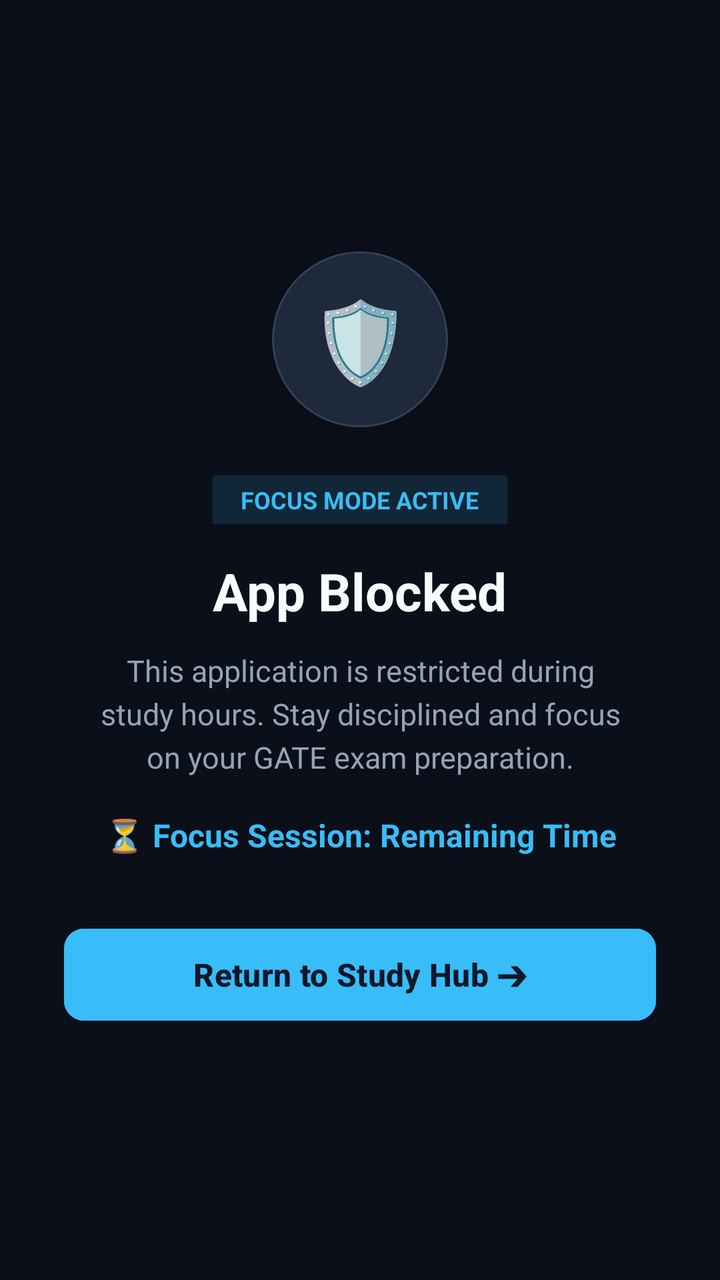
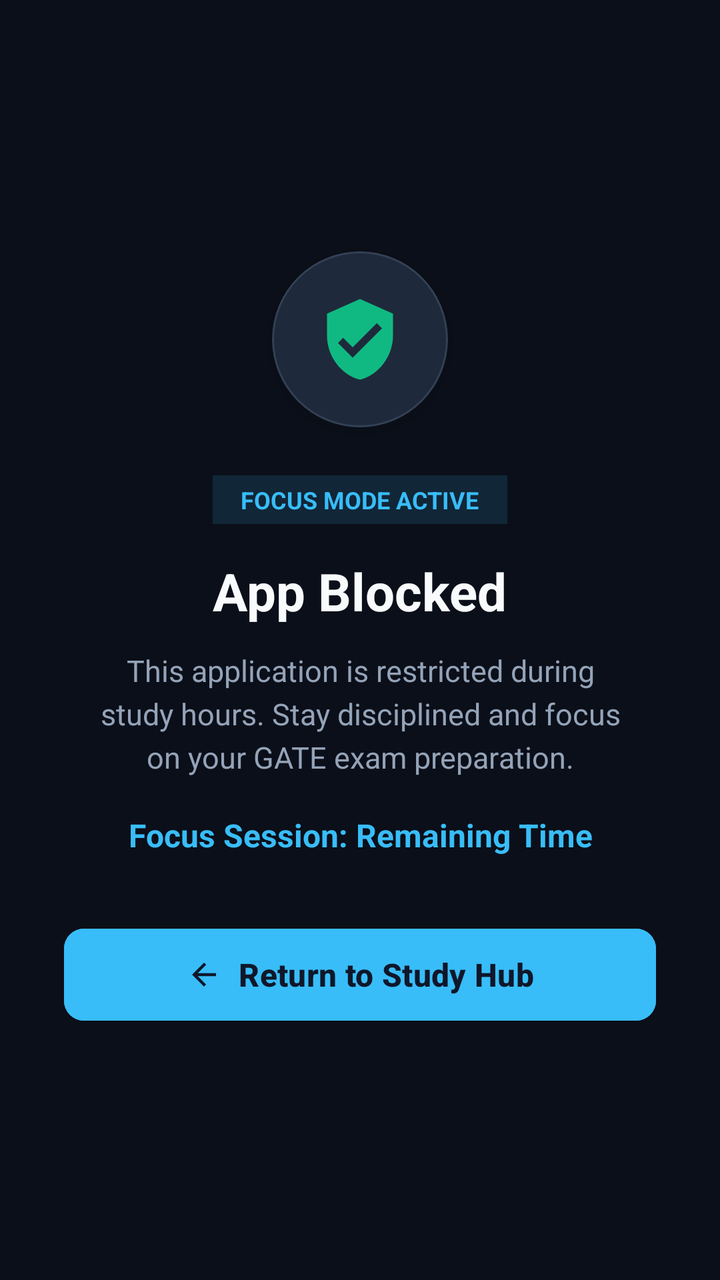

Two renders of the same Android screen: before a commit and after it. Below are the layout's source before the change and the commit's diff.
<!-- AndroidManifest.xml: activity theme Theme.GateFocus -->
<!-- res/layout/activity_blocked_app.xml -->
<?xml version="1.0" encoding="utf-8"?>
<LinearLayout xmlns:android="http://schemas.android.com/apk/res/android"
    xmlns:app="http://schemas.android.com/apk/res-auto"
    android:layout_width="match_parent"
    android:layout_height="match_parent"
    android:background="@color/background"
    android:gravity="center"
    android:orientation="vertical"
    android:padding="32dp">

    
    <com.google.android.material.card.MaterialCardView
        android:layout_width="88dp"
        android:layout_height="88dp"
        android:backgroundTint="@color/card_bg"
        app:cardCornerRadius="44dp"
        app:cardElevation="4dp"
        app:strokeColor="@color/card_border"
        app:strokeWidth="1dp">

        <TextView
            android:layout_width="match_parent"
            android:layout_height="match_parent"
            android:gravity="center"
            android:text="🛡️"
            android:textSize="40sp" />
    </com.google.android.material.card.MaterialCardView>

    
    <TextView
        android:id="@+id/tvBlockedBadge"
        android:layout_width="wrap_content"
        android:layout_height="wrap_content"
        android:layout_marginTop="24dp"
        android:background="#2238BDF8"
        android:paddingHorizontal="14dp"
        android:paddingVertical="4dp"
        android:text="FOCUS MODE ACTIVE"
        android:textColor="@color/accent"
        android:textSize="12sp"
        android:textStyle="bold" />

    
    <TextView
        android:id="@+id/tvBlockedAppName"
        android:layout_width="wrap_content"
        android:layout_height="wrap_content"
        android:layout_marginTop="16dp"
        android:gravity="center"
        android:text="App Blocked"
        android:textColor="@color/text_primary"
        android:textSize="26sp"
        android:textStyle="bold" />

    
    <TextView
        android:id="@+id/tvBlockedMessage"
        android:layout_width="wrap_content"
        android:layout_height="wrap_content"
        android:layout_marginTop="12dp"
        android:gravity="center"
        android:lineSpacingExtra="4dp"
        android:paddingHorizontal="16dp"
        android:text="This application is restricted during study hours. Stay disciplined and focus on your GATE exam preparation."
        android:textColor="@color/text_secondary"
        android:textSize="15sp" />

    
    <TextView
        android:id="@+id/tvBlockedTimer"
        android:layout_width="wrap_content"
        android:layout_height="wrap_content"
        android:layout_marginTop="18dp"
        android:gravity="center"
        android:text="⏳ Focus Session: Remaining Time"
        android:textColor="@color/accent"
        android:textSize="16sp"
        android:textStyle="bold" />

    
    <com.google.android.material.button.MaterialButton
        android:id="@+id/btnReturnToStudy"
        android:layout_width="match_parent"
        android:layout_height="54dp"
        android:layout_marginTop="32dp"
        android:backgroundTint="@color/accent"
        android:text="Return to Study Hub ➔"
        android:textColor="@color/primary_dark"
        android:textSize="16sp"
        android:textStyle="bold"
        app:cornerRadius="10dp" />

</LinearLayout>
<!-- resources referenced by this layout -->
<resources>
  <color name="accent">#38BDF8</color>
  <color name="background">#0B0F19</color>
  <color name="card_bg">#1E293B</color>
  <color name="card_border">#334155</color>
  <color name="primary_dark">#0F172A</color>
  <color name="text_primary">#F8FAFC</color>
  <color name="text_secondary">#94A3B8</color>
  <style name="Theme.GateFocus" parent="Theme.Material3.Dark.NoActionBar">
          <item name="android:statusBarColor">@color/background</item>
          <item name="android:windowBackground">@color/background</item>
          <item name="colorPrimary">@color/accent</item>
      </style>
</resources>

<!-- the commit's change to res/layout/activity_blocked_app.xml (unified diff, before → after) -->
@@ -18,12 +18,11 @@
         app:strokeColor="@color/card_border"
         app:strokeWidth="1dp">
 
-        <TextView
-            android:layout_width="match_parent"
-            android:layout_height="match_parent"
-            android:gravity="center"
-            android:text="🛡️"
-            android:textSize="40sp" />
+        <ImageView
+            android:layout_width="44dp"
+            android:layout_height="44dp"
+            android:layout_gravity="center"
+            android:src="@drawable/ic_shield" />
     </com.google.android.material.card.MaterialCardView>
 
     
@@ -72,7 +71,7 @@
         android:layout_height="wrap_content"
         android:layout_marginTop="18dp"
         android:gravity="center"
-        android:text="⏳ Focus Session: Remaining Time"
+        android:text="Focus Session: Remaining Time"
         android:textColor="@color/accent"
         android:textSize="16sp"
         android:textStyle="bold" />
@@ -84,10 +83,14 @@
         android:layout_height="54dp"
         android:layout_marginTop="32dp"
         android:backgroundTint="@color/accent"
-        android:text="Return to Study Hub ➔"
+        android:text="Return to Study Hub"
         android:textColor="@color/primary_dark"
         android:textSize="16sp"
         android:textStyle="bold"
-        app:cornerRadius="10dp" />
+        app:cornerRadius="10dp"
+        app:icon="@drawable/ic_arrow_back"
+        app:iconGravity="textStart"
+        app:iconPadding="8dp"
+        app:iconTint="@color/primary_dark" />
 
 </LinearLayout>
<!-- resource entries referenced after the edit -->
@@ -7,10 +7,32 @@
   <color name="primary_dark">#0F172A</color>
   <color name="text_primary">#F8FAFC</color>
   <color name="text_secondary">#94A3B8</color>
+  <!-- drawable ic_arrow_back (drawable) -->
+  <vector xmlns:android="http://schemas.android.com/apk/res/android"
+      android:width="20dp"
+      android:height="20dp"
+      android:viewportWidth="24"
+      android:viewportHeight="24"
+      android:tint="?attr/colorControlNormal">
+      <path
+          android:fillColor="@android:color/white"
+          android:pathData="M20,11H7.83l5.59,-5.59L12,4l-8,8 8,8 1.41,-1.41L7.83,13H20v-2z" />
+  </vector>
+  <!-- drawable ic_shield (drawable) -->
+  <vector xmlns:android="http://schemas.android.com/apk/res/android"
+      android:width="20dp"
+      android:height="20dp"
+      android:viewportWidth="24"
+      android:viewportHeight="24">
+      <path
+          android:fillColor="@color/accent_green"
+          android:pathData="M12,1L3,5v6c0,5.55 3.84,10.74 9,12c5.16,-1.26 9,-6.45 9,-12V5L12,1zM10,17l-4,-4l1.41,-1.41L10,14.17l6.59,-6.59L18,9L10,17z" />
+  </vector>
   <style name="Theme.GateFocus" parent="Theme.Material3.Dark.NoActionBar">
           <item name="android:statusBarColor">@color/background</item>
           <item name="android:windowBackground">@color/background</item>
           <item name="colorPrimary">@color/accent</item>
       </style>
+  <color name="accent_green">#10B981</color>
 </resources>
 
